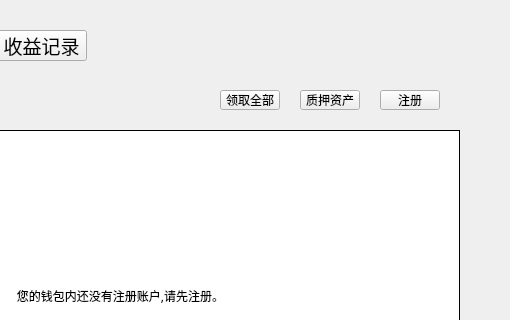
The window that LNKWallet/miner/minerpage.ui (HcashOrg/hx-indicator) describes before a commit, drawn with Qt 5; both pictures show x 260 to 770 and y 0 to 320 of the 770 by 530 pixel window.
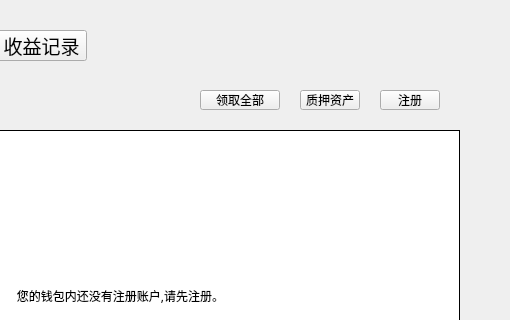
The same window after the commit.

Patch:
```diff
--- a/LNKWallet/miner/minerpage.ui
+++ b/LNKWallet/miner/minerpage.ui
@@ -655,9 +655,9 @@
   <widget class="QToolButton" name="obtainAllBtn">
    <property name="geometry">
     <rect>
-     <x>480</x>
+     <x>460</x>
      <y>90</y>
-     <width>60</width>
+     <width>80</width>
      <height>20</height>
     </rect>
    </property>
```
